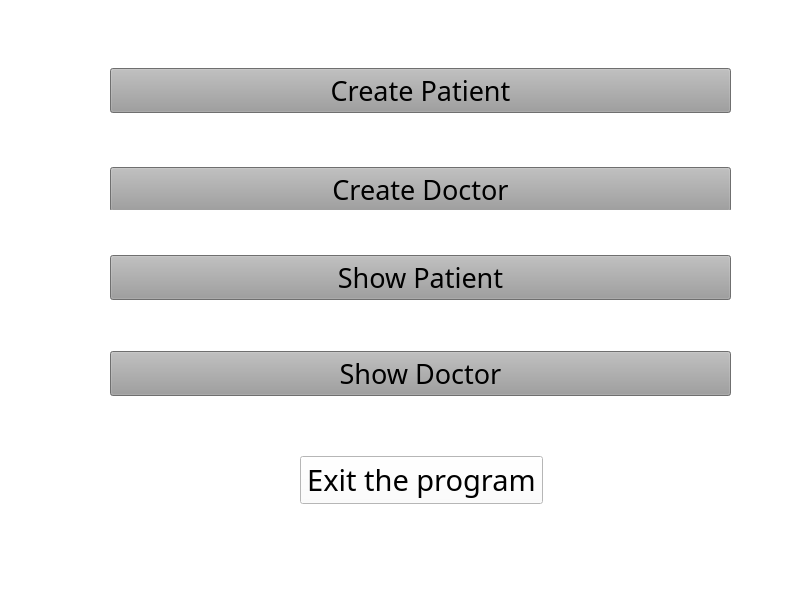
The window that MDI/SecondProject/mainwindow.ui (maksnecuk/OOP_practice) describes before a commit, drawn with Qt 5.
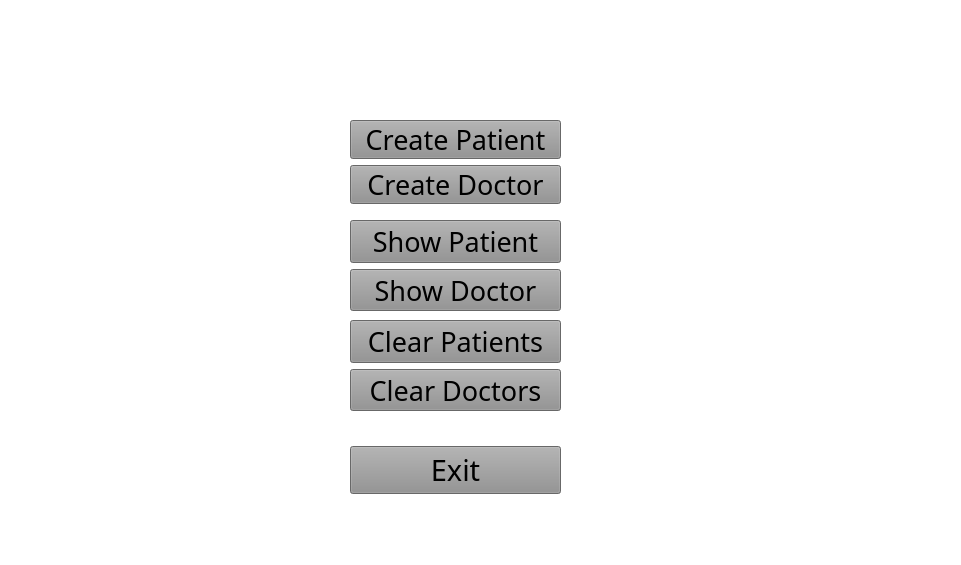
The same window after the commit.

```diff
--- a/MDI/SecondProject/mainwindow.ui
+++ b/MDI/SecondProject/mainwindow.ui
@@ -6,8 +6,8 @@
    <rect>
     <x>0</x>
     <y>0</y>
-    <width>809</width>
-    <height>600</height>
+    <width>961</width>
+    <height>565</height>
    </rect>
   </property>
   <property name="windowTitle">
@@ -23,10 +23,10 @@
    <widget class="QWidget" name="verticalLayoutWidget_4">
     <property name="geometry">
      <rect>
-      <x>110</x>
-      <y>20</y>
-      <width>621</width>
-      <height>241</height>
+      <x>350</x>
+      <y>120</y>
+      <width>211</width>
+      <height>84</height>
      </rect>
     </property>
     <layout class="QVBoxLayout" name="verticalLayout_5">
@@ -42,7 +42,7 @@
         <bool>false</bool>
        </property>
        <property name="styleSheet">
-        <string notr="true">background-color: rgb(156,156,156);</string>
+        <string notr="true">background-color: rgb(145, 145, 145);</string>
        </property>
        <property name="text">
         <string>Create Patient</string>
@@ -61,7 +61,7 @@
         <bool>false</bool>
        </property>
        <property name="styleSheet">
-        <string notr="true">background-color: rgb(156,156,156);</string>
+        <string notr="true">background-color: rgb(145, 145, 145);</string>
        </property>
        <property name="text">
         <string>Create Doctor</string>
@@ -70,13 +70,85 @@
      </item>
     </layout>
    </widget>
+   <widget class="QWidget" name="verticalLayoutWidget_6">
+    <property name="geometry">
+     <rect>
+      <x>350</x>
+      <y>430</y>
+      <width>211</width>
+      <height>80</height>
+     </rect>
+    </property>
+    <layout class="QVBoxLayout" name="verticalLayout_7">
+     <item>
+      <widget class="QPushButton" name="exitPb">
+       <property name="font">
+        <font>
+         <family>Bauhaus 93</family>
+         <pointsize>22</pointsize>
+        </font>
+       </property>
+       <property name="styleSheet">
+        <string notr="true">background-color: rgb(145, 145, 145);</string>
+       </property>
+       <property name="text">
+        <string>Exit</string>
+       </property>
+      </widget>
+     </item>
+    </layout>
+   </widget>
+   <widget class="QWidget" name="verticalLayoutWidget_7">
+    <property name="geometry">
+     <rect>
+      <x>350</x>
+      <y>320</y>
+      <width>211</width>
+      <height>91</height>
+     </rect>
+    </property>
+    <layout class="QVBoxLayout" name="verticalLayout">
+     <item>
+      <widget class="QPushButton" name="clearPatPb">
+       <property name="font">
+        <font>
+         <family>Bauhaus 93</family>
+         <pointsize>20</pointsize>
+        </font>
+       </property>
+       <property name="styleSheet">
+        <string notr="true">background-color: rgb(145, 145, 145);</string>
+       </property>
+       <property name="text">
+        <string>Clear Patients</string>
+       </property>
+      </widget>
+     </item>
+     <item>
+      <widget class="QPushButton" name="clearDocPb">
+       <property name="font">
+        <font>
+         <family>Bauhaus 93</family>
+         <pointsize>20</pointsize>
+        </font>
+       </property>
+       <property name="styleSheet">
+        <string notr="true">background-color: rgb(145, 145, 145);</string>
+       </property>
+       <property name="text">
+        <string>Clear Doctors</string>
+       </property>
+      </widget>
+     </item>
+    </layout>
+   </widget>
    <widget class="QWidget" name="verticalLayoutWidget_5">
     <property name="geometry">
      <rect>
-      <x>110</x>
-      <y>210</y>
-      <width>621</width>
-      <height>231</height>
+      <x>350</x>
+      <y>220</y>
+      <width>211</width>
+      <height>91</height>
      </rect>
     </property>
     <layout class="QVBoxLayout" name="verticalLayout_6">
@@ -92,7 +164,7 @@
         <bool>false</bool>
        </property>
        <property name="styleSheet">
-        <string notr="true">background-color: rgb(156,156,156);</string>
+        <string notr="true">background-color: rgb(145, 145, 145);</string>
        </property>
        <property name="text">
         <string>Show Patient</string>
@@ -111,7 +183,7 @@
         <bool>false</bool>
        </property>
        <property name="styleSheet">
-        <string notr="true">background-color: rgb(156,156,156);</string>
+        <string notr="true">background-color: rgb(145, 145, 145);</string>
        </property>
        <property name="text">
         <string>Show Doctor</string>
@@ -120,34 +192,6 @@
      </item>
     </layout>
    </widget>
-   <widget class="QWidget" name="verticalLayoutWidget_6">
-    <property name="geometry">
-     <rect>
-      <x>300</x>
-      <y>440</y>
-      <width>243</width>
-      <height>80</height>
-     </rect>
-    </property>
-    <layout class="QVBoxLayout" name="verticalLayout_7">
-     <item>
-      <widget class="QPushButton" name="exitPb">
-       <property name="font">
-        <font>
-         <family>Bauhaus 93</family>
-         <pointsize>22</pointsize>
-        </font>
-       </property>
-       <property name="styleSheet">
-        <string notr="true">background-color: rgb(rgb(156,156,156););</string>
-       </property>
-       <property name="text">
-        <string>Exit the program</string>
-       </property>
-      </widget>
-     </item>
-    </layout>
-   </widget>
   </widget>
   <widget class="QMenuBar" name="menubar">
    <property name="geometry">
```
Left out of the diff: 2 changed lines with no effect on the pictures.
